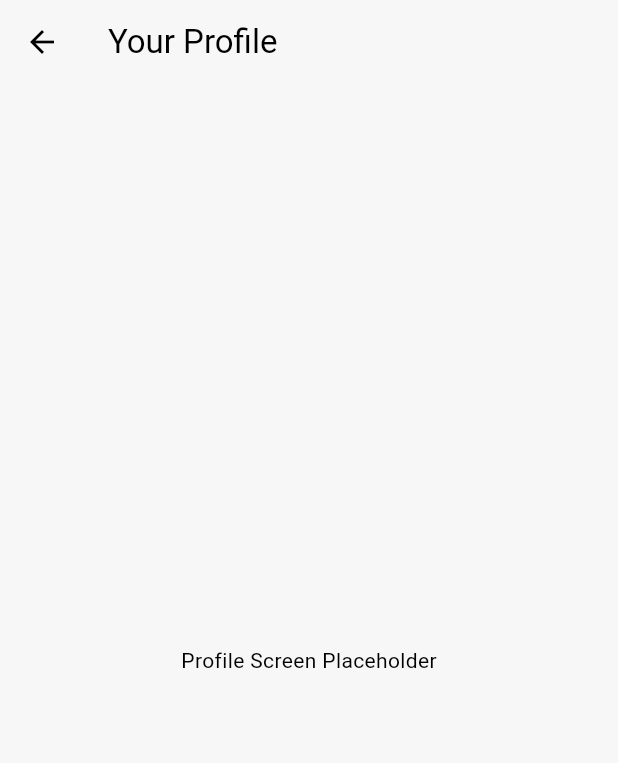
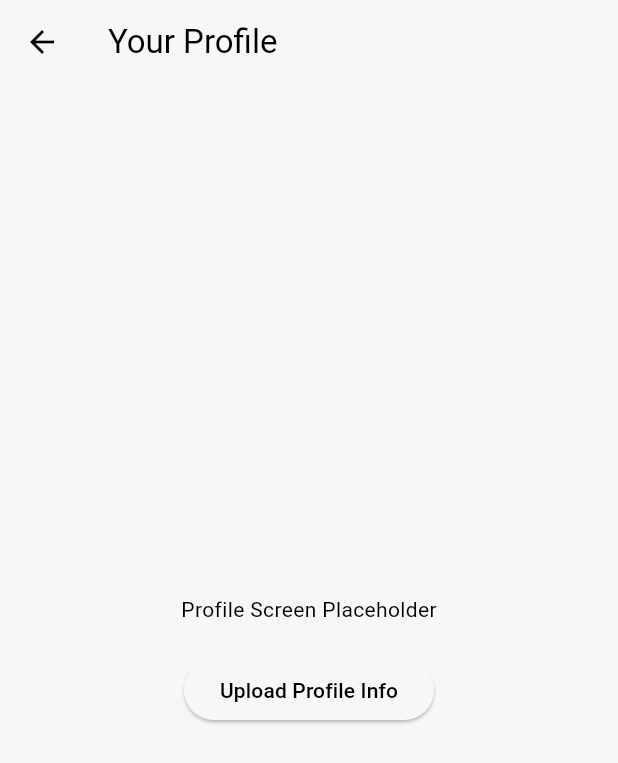
Before and after one commit to AndreasBardram/RoomFinder, a Flutter app: the YourProfileScreen screen opened directly, on a phone screen of 412 x 824 dp. Shown: the top 763 px of the screen. Run offline on Flutter 3.47's test engine with Material 3 defaults, Android fonts, the phone set to English and light mode, and no system bars; our stand-ins replace cloud_firestore, firebase_auth, firebase_core, fluentui_system_icons; accounts and stored records are empty.

Commit message:
upload to firebase works

```diff
--- a/room_finder/lib/screens/your_profile_screen.dart
+++ b/room_finder/lib/screens/your_profile_screen.dart
@@ -1,7 +1,46 @@
 import 'package:flutter/material.dart';
+import 'package:firebase_auth/firebase_auth.dart';
+import 'package:cloud_firestore/cloud_firestore.dart';
 
-class YourProfileScreen extends StatelessWidget {
+class YourProfileScreen extends StatefulWidget {
   const YourProfileScreen({Key? key}) : super(key: key);
+
+  @override
+  State<YourProfileScreen> createState() => _YourProfileScreenState();
+}
+
+class _YourProfileScreenState extends State<YourProfileScreen> {
+  /// Uploads basic profile info (currently, just the email address) to Firestore.
+  Future<void> _uploadProfile() async {
+    // Get the current user from Firebase Auth.
+    final User? user = FirebaseAuth.instance.currentUser;
+    if (user == null) {
+      ScaffoldMessenger.of(context).showSnackBar(
+        const SnackBar(content: Text("No user is currently logged in.")),
+      );
+      return;
+    }
+
+    // Extract the email; if not available, default to a placeholder text.
+    final String email = user.email ?? "No email provided";
+
+    try {
+      // Write (or merge) the user's email address and a timestamp to Firestore.
+      await FirebaseFirestore.instance.collection('users').doc(user.uid).set({
+        'email': email,
+        'updatedAt': FieldValue.serverTimestamp(),
+      }, SetOptions(merge: true));
+
+      ScaffoldMessenger.of(context).showSnackBar(
+        const SnackBar(content: Text("Profile info uploaded successfully.")),
+      );
+    } catch (error) {
+      ScaffoldMessenger.of(context).showSnackBar(
+        SnackBar(content: Text("Failed to upload profile: $error")),
+      );
+      print("Failed to upload profile: $error");
+    }
+  }
 
   @override
   Widget build(BuildContext context) {
@@ -9,8 +48,21 @@ class YourProfileScreen extends StatelessWidget {
       appBar: AppBar(
         title: const Text('Your Profile'),
       ),
-      body: const Center(
-        child: Text('Profile Screen Placeholder'),
+      body: Center(
+        child: Column(
+          mainAxisAlignment: MainAxisAlignment.center,
+          children: [
+            const Text('Profile Screen Placeholder'),
+            const SizedBox(height: 20),
+            ElevatedButton(
+              onPressed: _uploadProfile,
+                child: const Text(
+                'Upload Profile Info',
+                style: TextStyle(color: Color.fromARGB(255, 0, 0, 0)),
+                )
+            ),
+          ],
+        ),
       ),
     );
   }
```
Also changed, not shown: room_finder/lib/utils/navigation.dart (+7 -7 lines).
